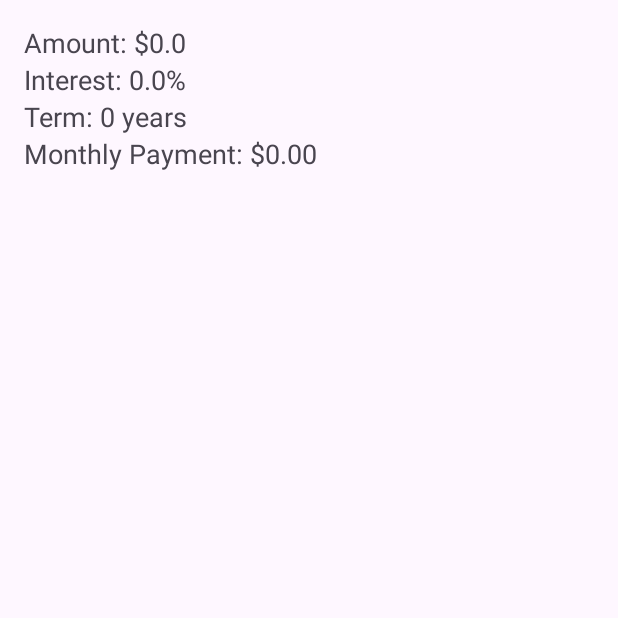
After one commit to BartleBytes/Android-Todo, an Android app: the LoanDetailActivity screen opened directly, with no data from a screen before it, on a phone screen of 412 x 824 dp, the top half of it. The commit adds this screen. Run offline under Robolectric (Android 15) with nearby library versions, the phone set to English and light mode, and no system bars.

Commit message:
added tile

```diff
--- a/app/build.gradle.kts
+++ b/app/build.gradle.kts
@@ -40,4 +40,5 @@ dependencies {
     testImplementation(libs.junit)
     androidTestImplementation(libs.ext.junit)
     androidTestImplementation(libs.espresso.core)
+
 }
--- a/app/src/main/AndroidManifest.xml
+++ b/app/src/main/AndroidManifest.xml
@@ -18,9 +18,12 @@
             <intent-filter>
                 <action android:name="android.intent.action.MAIN" />
 
+
                 <category android:name="android.intent.category.LAUNCHER" />
             </intent-filter>
         </activity>
+        <activity android:name=".LoanDetailActivity" />
+
     </application>
 
 </manifest>
--- /dev/null
+++ b/app/src/main/java/com/example/todo/LoanDetailActivity.java
@@ -0,0 +1,33 @@
+package com.example.todo;
+
+import android.os.Bundle;
+import android.widget.TextView;
+
+import androidx.appcompat.app.AppCompatActivity;
+
+public class LoanDetailActivity extends AppCompatActivity {
+
+    @Override
+    protected void onCreate(Bundle savedInstanceState) {
+        super.onCreate(savedInstanceState);
+        setContentView(R.layout.activity_loan_detail);
+
+        // Get the loan details from the Intent
+        double amount = getIntent().getDoubleExtra("amount", 0);
+        double interest = getIntent().getDoubleExtra("interest", 0);
+        int term = getIntent().getIntExtra("term", 0);
+        double monthlyPayment = getIntent().getDoubleExtra("monthlyPayment", 0);
+
+        // Find the TextViews to display the loan details
+        TextView amountView = findViewById(R.id.amountView);
+        TextView interestView = findViewById(R.id.interestView);
+        TextView termView = findViewById(R.id.termView);
+        TextView monthlyPaymentView = findViewById(R.id.monthlyPaymentView);
+
+        // Set the loan details into the TextViews
+        amountView.setText("Amount: $" + amount);
+        interestView.setText("Interest: " + interest + "%");
+        termView.setText("Term: " + term + " years");
+        monthlyPaymentView.setText("Monthly Payment: $" + String.format("%.2f", monthlyPayment));
+    }
+}
--- a/app/src/main/java/com/example/todo/MainActivity.java
+++ b/app/src/main/java/com/example/todo/MainActivity.java
@@ -1,6 +1,7 @@
 package com.example.todo;
 
 import android.content.DialogInterface;
+import android.content.Intent;
 import android.database.Cursor;
 import android.os.Bundle;
 import android.view.View;
@@ -121,7 +122,23 @@ public class MainActivity extends AppCompatActivity {
                 // For simplicity, this example does not include this functionality.
             }
         });
+        // Add click listener to the card to open a detailed view
+        card.setOnClickListener(new View.OnClickListener() {
+            @Override
+            public void onClick(View v) {
+                openLoanDetailView(amount, interest, term, monthlyPayment);
+            }
+        });
 
         loanLayout.addView(card);
     }
+    // Method to open the LoanDetailActivity and pass the loan details
+    private void openLoanDetailView(double amount, double interest, int term, double monthlyPayment) {
+        Intent intent = new Intent(this, LoanDetailActivity.class);
+        intent.putExtra("amount", amount);
+        intent.putExtra("interest", interest);
+        intent.putExtra("term", term);
+        intent.putExtra("monthlyPayment", monthlyPayment);
+        startActivity(intent);
+    }
 }
--- /dev/null
+++ b/app/src/main/res/layout/activity_loan_detail.xml
@@ -0,0 +1,36 @@
+<?xml version="1.0" encoding="utf-8"?>
+<LinearLayout xmlns:android="http://schemas.android.com/apk/res/android"
+    android:layout_width="match_parent"
+    android:layout_height="match_parent"
+    android:orientation="vertical"
+    android:padding="16dp">
+
+    <TextView
+        android:id="@+id/amountView"
+        android:layout_width="wrap_content"
+        android:layout_height="wrap_content"
+        android:text="Amount: $0.00"
+        android:textSize="18sp" />
+
+    <TextView
+        android:id="@+id/interestView"
+        android:layout_width="wrap_content"
+        android:layout_height="wrap_content"
+        android:text="Interest: 0%"
+        android:textSize="18sp" />
+
+    <TextView
+        android:id="@+id/termView"
+        android:layout_width="wrap_content"
+        android:layout_height="wrap_content"
+        android:text="Term: 0 years"
+        android:textSize="18sp" />
+
+    <TextView
+        android:id="@+id/monthlyPaymentView"
+        android:layout_width="wrap_content"
+        android:layout_height="wrap_content"
+        android:text="Monthly Payment: $0.00"
+        android:textSize="18sp" />
+
+</LinearLayout>
--- a/app/src/main/res/layout/card.xml
+++ b/app/src/main/res/layout/card.xml
@@ -16,6 +16,8 @@
         android:textColor="#000000"
         android:layout_marginBottom="8dp" />
 
+
+
     <Button
         android:id="@+id/button"
         android:layout_width="wrap_content"
--- a/gradle/libs.versions.toml
+++ b/gradle/libs.versions.toml
@@ -7,6 +7,7 @@ appcompat = "1.7.0"
 material = "1.12.0"
 activity = "1.9.2"
 constraintlayout = "2.1.4"
+mpandroidchart = "v3.1.0"
 
 [libraries]
 junit = { group = "junit", name = "junit", version.ref = "junit" }
@@ -16,6 +17,7 @@ appcompat = { group = "androidx.appcompat", name = "appcompat", version.ref = "a
 material = { group = "com.google.android.material", name = "material", version.ref = "material" }
 activity = { group = "androidx.activity", name = "activity", version.ref = "activity" }
 constraintlayout = { group = "androidx.constraintlayout", name = "constraintlayout", version.ref = "constraintlayout" }
+mpandroidchart = { module = "com.github.PhilJay:MPAndroidChart", version.ref = "mpandroidchart" }
 
 [plugins]
 android-application = { id = "com.android.application", version.ref = "agp" }
```
